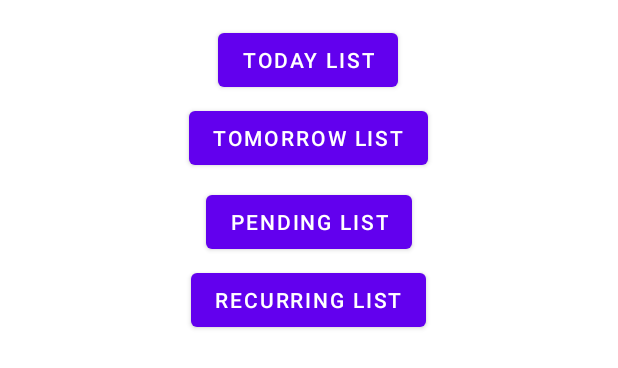
After one commit to CSE-110-Winter-2024/project-team-9, an Android app: the layout fragment_switch_view_dialog.xml on its own in the app's theme, with its tools: preview values and no code run, on a phone screen of 412 x 824 dp. The commit adds this screen. Shown: the top 368 px of the screen. Run offline under Robolectric (Android 15) with nearby library versions, the phone set to English and light mode, and no system bars.

Commit message:
Finished creating Switch Views Dialog Box and Functionality

```diff
--- /dev/null
+++ b/app/src/main/res/layout/fragment_switch_view_dialog.xml
@@ -0,0 +1,50 @@
+<?xml version="1.0" encoding="utf-8"?>
+<androidx.constraintlayout.widget.ConstraintLayout xmlns:android="http://schemas.android.com/apk/res/android"
+    xmlns:app="http://schemas.android.com/apk/res-auto"
+    xmlns:tools="http://schemas.android.com/tools"
+    android:layout_width="match_parent"
+    android:layout_height="match_parent">
+
+    <Button
+        android:id="@+id/today_button"
+        android:layout_width="wrap_content"
+        android:layout_height="wrap_content"
+        android:layout_marginTop="16dp"
+        android:text="@string/today_button"
+        app:layout_constraintEnd_toEndOf="parent"
+        app:layout_constraintHorizontal_bias="0.498"
+        app:layout_constraintStart_toStartOf="parent"
+        app:layout_constraintTop_toTopOf="parent" />
+
+    <Button
+        android:id="@+id/tomorrow_button"
+        android:layout_width="wrap_content"
+        android:layout_height="wrap_content"
+        android:layout_marginTop="4dp"
+        android:text="@string/tomorrow_button"
+        app:layout_constraintEnd_toEndOf="parent"
+        app:layout_constraintHorizontal_bias="0.498"
+        app:layout_constraintStart_toStartOf="parent"
+        app:layout_constraintTop_toBottomOf="@+id/today_button" />
+
+    <Button
+        android:id="@+id/pending_button"
+        android:layout_width="wrap_content"
+        android:layout_height="wrap_content"
+        android:layout_marginTop="8dp"
+        android:text="@string/pending_button"
+        app:layout_constraintEnd_toEndOf="parent"
+        app:layout_constraintStart_toStartOf="parent"
+        app:layout_constraintTop_toBottomOf="@+id/tomorrow_button" />
+
+    <Button
+        android:id="@+id/recurring_button"
+        android:layout_width="wrap_content"
+        android:layout_height="wrap_content"
+        android:layout_marginTop="4dp"
+        android:text="@string/recurring_button"
+        app:layout_constraintEnd_toEndOf="parent"
+        app:layout_constraintHorizontal_bias="0.498"
+        app:layout_constraintStart_toStartOf="parent"
+        app:layout_constraintTop_toBottomOf="@+id/pending_button" />
+</androidx.constraintlayout.widget.ConstraintLayout>
--- a/app/src/main/res/values/strings.xml
+++ b/app/src/main/res/values/strings.xml
@@ -6,4 +6,9 @@
     <string name="input_text">Task Name</string>
     <string name="hello_blank_fragment">Hello blank fragment</string>
     <string name="no_goals">No goals for the Day.\nClick the + at the upper right to enter your Most Important Thing.</string>
+    <string name="dropdown">Dropdown</string>
+    <string name="today_button">Today List</string>
+    <string name="tomorrow_button">Tomorrow List</string>
+    <string name="pending_button">Pending List</string>
+    <string name="recurring_button">Recurring List</string>
 </resources>
```
Also changed, not shown: app/src/main/java/edu/ucsd/cse110/successorator/MainActivity.java (+45 -1 lines), app/src/main/java/edu/ucsd/cse110/successorator/ui/tasklist/TaskListFragment.java (+12 -6 lines), app/src/main/java/edu/ucsd/cse110/successorator/ui/tasklist/dialog/SwitchViewDialogFragment.java (added, +97 -0 lines), app/src/main/res/drawable/dropdown.xml (added, +9 -0 lines), app/src/main/res/menu/header_bar.xml (+10 -3 lines).
